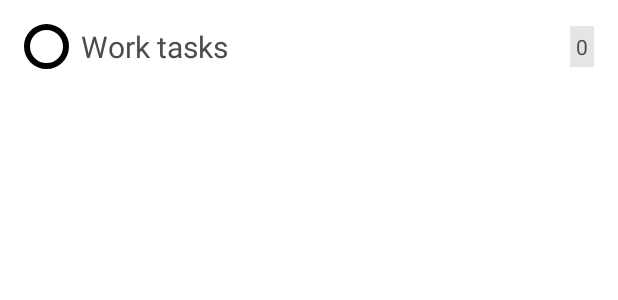
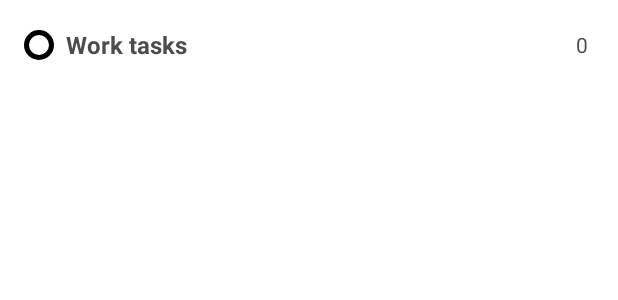
Before and after one commit to mennasaber/Keep_to_do_list, an Android app: the layout list_item.xml on its own in the app's theme, with its tools: preview values and no code run, on a phone screen of 412 x 824 dp. Shown: the top 300 px of the screen. Run offline under Robolectric (Android 15) with nearby library versions, the phone set to English and light mode, and no system bars.

Commit message:
Display the lists and the tasks

```diff
--- a/app/src/main/AndroidManifest.xml
+++ b/app/src/main/AndroidManifest.xml
@@ -9,8 +9,9 @@
         android:roundIcon="@mipmap/ic_launcher_round"
         android:supportsRtl="true"
         android:theme="@style/Theme.KeepToDoList">
-        <activity android:name=".AddActivity"></activity>
-        <activity android:name=".MainActivity">
+        <activity android:name=".views.TasksActivity"></activity>
+        <activity android:name=".AddActivity" />
+        <activity android:name=".views.MainActivity">
             <intent-filter>
                 <action android:name="android.intent.action.MAIN" />
 
--- a/app/src/main/java/com/example/keeptodolist/data/KeepDatabase.kt
+++ b/app/src/main/java/com/example/keeptodolist/data/KeepDatabase.kt
@@ -5,7 +5,7 @@ import androidx.room.Database
 import androidx.room.Entity
 import androidx.room.Room
 import androidx.room.RoomDatabase
-@Database(entities = [Task::class, TasksList::class],version = 1,exportSchema = false)
+@Database(entities = [Task::class, TasksList::class],version = 3,exportSchema = false)
 abstract class KeepDatabase : RoomDatabase() {
     abstract fun keepDao():KeepDao
     companion object{
--- a/app/src/main/java/com/example/keeptodolist/data/Task.kt
+++ b/app/src/main/java/com/example/keeptodolist/data/Task.kt
@@ -8,5 +8,5 @@ data class Task(
     @PrimaryKey(autoGenerate = true)
     val id: Int,
     val name: String,
-    val state: Boolean,
+    var state: Boolean,
     val listId: Int)
--- a/app/src/main/res/layout/list_item.xml
+++ b/app/src/main/res/layout/list_item.xml
@@ -7,29 +7,30 @@
 
     <de.hdodenhof.circleimageview.CircleImageView
         android:id="@+id/listIcon_imageView"
-        android:layout_width="30dp"
-        android:layout_height="30dp"
+        android:layout_width="20dp"
+        android:layout_height="20dp"
         android:layout_marginStart="16dp"
         android:layout_marginTop="16dp"
         android:layout_marginBottom="16dp"
         android:src="@color/white"
         app:civ_border_color="@color/black"
-        app:civ_border_width="4dp"
+        app:civ_border_width="3dp"
         app:layout_constraintBottom_toBottomOf="parent"
         app:layout_constraintStart_toStartOf="parent"
         app:layout_constraintTop_toTopOf="parent" />
 
     <TextView
-        android:id="@+id/task_textView"
+        android:id="@+id/listTitle_textView"
         android:layout_width="wrap_content"
         android:layout_height="wrap_content"
         android:layout_marginStart="8dp"
         android:layout_marginTop="16dp"
+        android:layout_marginBottom="16dp"
         android:maxWidth="300dp"
-        android:layout_marginBottom="16dp"
         android:maxLines="1"
         android:textColor="@color/light_black"
-        android:textSize="20sp"
+        android:textSize="16sp"
+        android:textStyle="bold"
         app:layout_constraintBottom_toBottomOf="parent"
         app:layout_constraintStart_toEndOf="@+id/listIcon_imageView"
         app:layout_constraintTop_toTopOf="parent"
@@ -43,13 +44,12 @@
         android:layout_marginEnd="16dp"
         android:layout_marginBottom="16dp"
         android:padding="4dp"
-        android:background="#e5e5e5"
         android:text="0"
         android:textAlignment="center"
         android:textColor="@color/light_black"
         app:layout_constraintBottom_toBottomOf="parent"
         app:layout_constraintEnd_toEndOf="parent"
         app:layout_constraintHorizontal_bias="1.0"
-        app:layout_constraintStart_toEndOf="@+id/task_textView"
+        app:layout_constraintStart_toEndOf="@+id/listTitle_textView"
         app:layout_constraintTop_toTopOf="parent" />
 </androidx.constraintlayout.widget.ConstraintLayout>
--- a/app/src/main/res/layout/task_item.xml
+++ b/app/src/main/res/layout/task_item.xml
@@ -9,14 +9,14 @@
         android:layout_width="match_parent"
         android:layout_height="wrap_content"
         android:layout_marginStart="16dp"
-        android:layout_marginTop="16dp"
+        android:layout_marginTop="8dp"
         android:layout_marginEnd="16dp"
-        android:layout_marginBottom="16dp"
+        android:layout_marginBottom="8dp"
         android:buttonTint="@color/light_black"
         android:checked="false"
         android:text="Show lecture 1"
         android:textColor="@color/light_black"
-        android:textSize="20sp"
+        android:textSize="16sp"
         app:layout_constraintBottom_toBottomOf="parent"
         app:layout_constraintEnd_toEndOf="parent"
         app:layout_constraintHorizontal_bias="0.0"
--- a/app/src/main/res/values-night/themes.xml
+++ b/app/src/main/res/values-night/themes.xml
@@ -2,12 +2,12 @@
     <!-- Base application theme. -->
     <style name="Theme.KeepToDoList" parent="Theme.MaterialComponents.DayNight.DarkActionBar">
         <!-- Primary brand color. -->
-        <item name="colorPrimary">@color/purple_200</item>
-        <item name="colorPrimaryVariant">@color/purple_700</item>
-        <item name="colorOnPrimary">@color/black</item>
+        <item name="colorPrimary">@color/blue_500</item>
+        <item name="colorPrimaryVariant">@color/blue_700</item>
+        <item name="colorOnPrimary">@color/white</item>
         <!-- Secondary brand color. -->
-        <item name="colorSecondary">@color/teal_200</item>
-        <item name="colorSecondaryVariant">@color/teal_200</item>
+        <item name="colorSecondary">@color/blue_200</item>
+        <item name="colorSecondaryVariant">@color/blue_700</item>
         <item name="colorOnSecondary">@color/black</item>
         <!-- Status bar color. -->
         <item name="android:statusBarColor" tools:targetApi="l">?attr/colorPrimaryVariant</item>
--- a/app/src/main/res/values/colors.xml
+++ b/app/src/main/res/values/colors.xml
@@ -1,12 +1,16 @@
 <?xml version="1.0" encoding="utf-8"?>
 <resources>
-    <color name="purple_200">#FFBB86FC</color>
-    <color name="purple_500">#FF6200EE</color>
-    <color name="purple_700">#FF3700B3</color>
-    <color name="teal_200">#FF03DAC5</color>
-    <color name="teal_700">#FF018786</color>
+    <color name="blue_200">#668BFC</color>
+    <color name="blue_500">#3969FD</color>
+    <color name="blue_700">#2D53C8</color>
     <color name="black">#FF000000</color>
+    <color name="light_black2">#8E8E8E</color>
     <color name="white">#FFFFFFFF</color>
+    <color name="red">#FF0000</color>
     <color name="orange">#fc5a03</color>
     <color name="light_black">#4c4c4c</color>
+    <color name="dark_yellow">#DCFF00</color>
+    <color name="light_green">#00FF2E</color>
+    <color name="light_blue">#00D1FF</color>
+    <color name="light_lavander">#CD17D9</color>
 </resources>
--- a/app/src/main/res/values/strings.xml
+++ b/app/src/main/res/values/strings.xml
@@ -1,3 +1,7 @@
 <resources>
     <string name="app_name">KeepToDoList</string>
+    <string name="color">Color</string>
+    <string name="cancel">Cancel</string>
+    <string name="create_list">Create list</string>
+    <string name="completed">Completed</string>
 </resources>
--- a/app/src/main/res/values/themes.xml
+++ b/app/src/main/res/values/themes.xml
@@ -2,12 +2,12 @@
     <!-- Base application theme. -->
     <style name="Theme.KeepToDoList" parent="Theme.MaterialComponents.DayNight.NoActionBar">
         <!-- Primary brand color. -->
-        <item name="colorPrimary">@color/purple_500</item>
-        <item name="colorPrimaryVariant">@color/purple_700</item>
+        <item name="colorPrimary">@color/blue_500</item>
+        <item name="colorPrimaryVariant">@color/blue_700</item>
         <item name="colorOnPrimary">@color/white</item>
         <!-- Secondary brand color. -->
-        <item name="colorSecondary">@color/teal_200</item>
-        <item name="colorSecondaryVariant">@color/teal_700</item>
+        <item name="colorSecondary">@color/blue_200</item>
+        <item name="colorSecondaryVariant">@color/blue_700</item>
         <item name="colorOnSecondary">@color/black</item>
         <!-- Status bar color. -->
         <item name="android:statusBarColor" tools:targetApi="l">?attr/colorPrimaryVariant</item>
```
Also changed, not shown: app/src/main/java/com/example/keeptodolist/AddActivity.kt (deleted, +0 -11 lines), app/src/main/java/com/example/keeptodolist/MainActivity.kt (deleted, +0 -18 lines), app/src/main/java/com/example/keeptodolist/data/KeepDao.kt (+15 -5 lines), app/src/main/java/com/example/keeptodolist/data/KeepRepository.kt (+13 -2 lines), app/src/main/java/com/example/keeptodolist/data/KeepViewModel.kt (deleted, +0 -35 lines), app/src/main/java/com/example/keeptodolist/data/TasksList.kt (+5 -3 lines), app/src/main/java/com/example/keeptodolist/viewmodels/KeepViewModel.kt (added, +57 -0 lines), app/src/main/java/com/example/keeptodolist/views/MainActivity.kt (added, +40 -0 lines), app/src/main/res/layout/activity_add.xml (deleted, +0 -9 lines), app/src/main/res/layout/activity_main.xml (+24 -6 lines).
